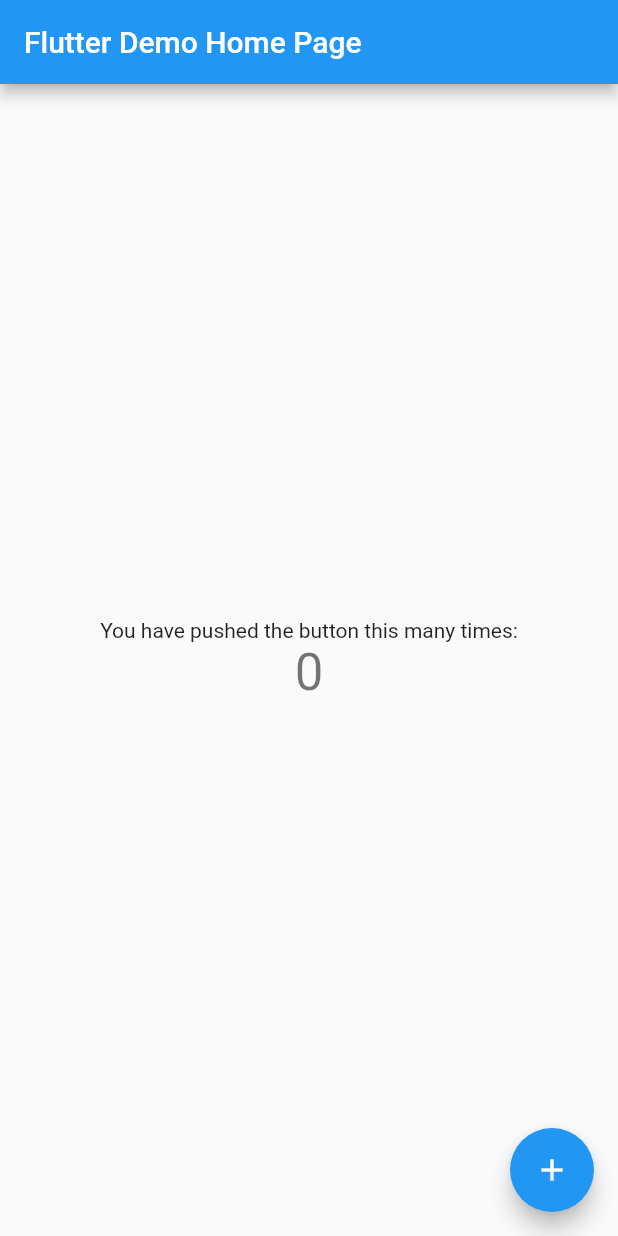
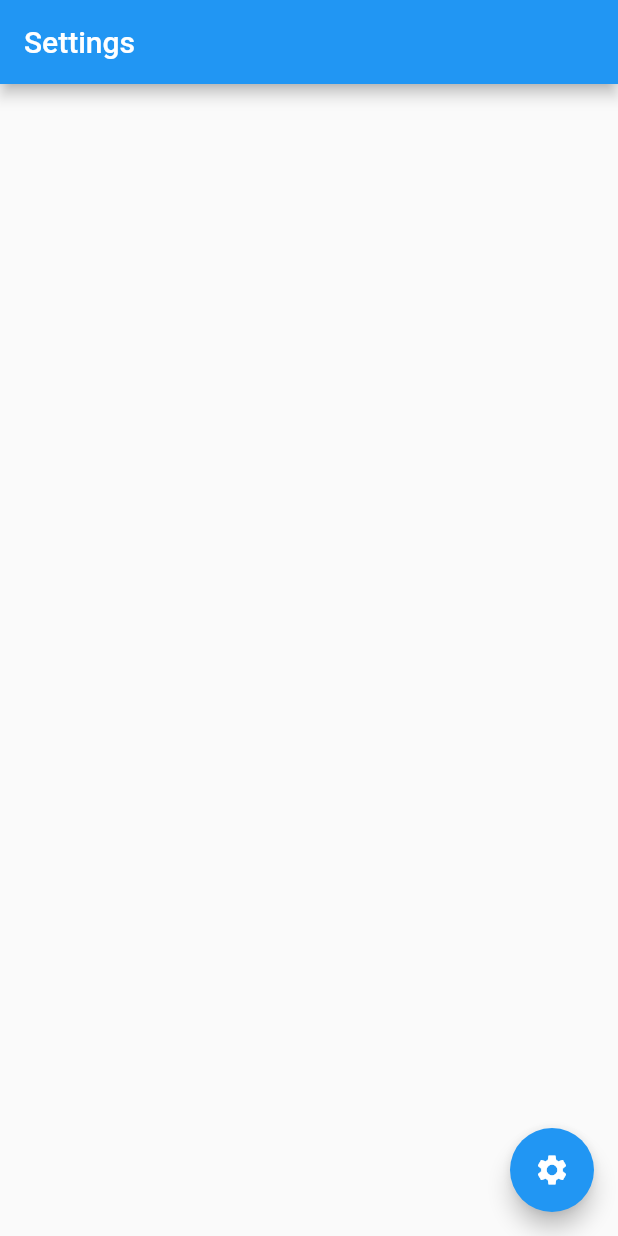
Before and after one commit to ttpho/flutter-setting-app, a Flutter app: the screen it shows after launch, on a phone screen of 412 x 824 dp. Run offline on Flutter 3.47's test engine with Material 2 defaults, Android fonts, the phone set to English and light mode, and no system bars.

Commit message:
remove unused source code

```diff
--- a/settings/lib/main.dart
+++ b/settings/lib/main.dart
@@ -7,39 +7,20 @@
 class MyApp extends StatelessWidget {
   const MyApp({Key? key}) : super(key: key);
 
-  // This widget is the root of your application.
   @override
   Widget build(BuildContext context) {
     return MaterialApp(
-      title: 'Flutter Demo',
+      title: 'Settings',
       theme: ThemeData(
-        // This is the theme of your application.
-        //
-        // Try running your application with "flutter run". You'll see the
-        // application has a blue toolbar. Then, without quitting the app, try
-        // changing the primarySwatch below to Colors.green and then invoke
-        // "hot reload" (press "r" in the console where you ran "flutter run",
-        // or simply save your changes to "hot reload" in a Flutter IDE).
-        // Notice that the counter didn't reset back to zero; the application
-        // is not restarted.
         primarySwatch: Colors.blue,
       ),
-      home: const MyHomePage(title: 'Flutter Demo Home Page'),
+      home: const MyHomePage(title: 'Settings'),
     );
   }
 }
 
 class MyHomePage extends StatefulWidget {
   const MyHomePage({Key? key, required this.title}) : super(key: key);
-
-  // This widget is the home page of your application. It is stateful, meaning
-  // that it has a State object (defined below) that contains fields that affect
-  // how it looks.
-
-  // This class is the configuration for the state. It holds the values (in this
-  // case the title) provided by the parent (in this case the App widget) and
-  // used by the build method of the State. Fields in a Widget subclass are
-  // always marked "final".
 
   final String title;
 
@@ -48,68 +29,20 @@
 }
 
 class _MyHomePageState extends State<MyHomePage> {
-  int _counter = 0;
-
-  void _incrementCounter() {
-    setState(() {
-      // This call to setState tells the Flutter framework that something has
-      // changed in this State, which causes it to rerun the build method below
-      // so that the display can reflect the updated values. If we changed
-      // _counter without calling setState(), then the build method would not be
-      // called again, and so nothing would appear to happen.
-      _counter++;
-    });
-  }
-
   @override
   Widget build(BuildContext context) {
-    // This method is rerun every time setState is called, for instance as done
-    // by the _incrementCounter method above.
-    //
-    // The Flutter framework has been optimized to make rerunning build methods
-    // fast, so that you can just rebuild anything that needs updating rather
-    // than having to individually change instances of widgets.
     return Scaffold(
       appBar: AppBar(
-        // Here we take the value from the MyHomePage object that was created by
-        // the App.build method, and use it to set our appbar title.
         title: Text(widget.title),
       ),
-      body: Center(
-        // Center is a layout widget. It takes a single child and positions it
-        // in the middle of the parent.
-        child: Column(
-          // Column is also a layout widget. It takes a list of children and
-          // arranges them vertically. By default, it sizes itself to fit its
-          // children horizontally, and tries to be as tall as its parent.
-          //
-          // Invoke "debug painting" (press "p" in the console, choose the
-          // "Toggle Debug Paint" action from the Flutter Inspector in Android
-          // Studio, or the "Toggle Debug Paint" command in Visual Studio Code)
-          // to see the wireframe for each widget.
-          //
-          // Column has various properties to control how it sizes itself and
-          // how it positions its children. Here we use mainAxisAlignment to
-          // center the children vertically; the main axis here is the vertical
-          // axis because Columns are vertical (the cross axis would be
-          // horizontal).
-          mainAxisAlignment: MainAxisAlignment.center,
-          children: <Widget>[
-            const Text(
-              'You have pushed the button this many times:',
-            ),
-            Text(
-              '$_counter',
-              style: Theme.of(context).textTheme.headline4,
-            ),
-          ],
-        ),
-      ),
+      body: Container(),
       floatingActionButton: FloatingActionButton(
-        onPressed: _incrementCounter,
-        tooltip: 'Increment',
-        child: const Icon(Icons.add),
+        onPressed: _onSetting,
+        tooltip: 'Settings',
+        child: const Icon(Icons.settings),
       ), // This trailing comma makes auto-formatting nicer for build methods.
     );
   }
+
+  void _onSetting() {}
 }
```
